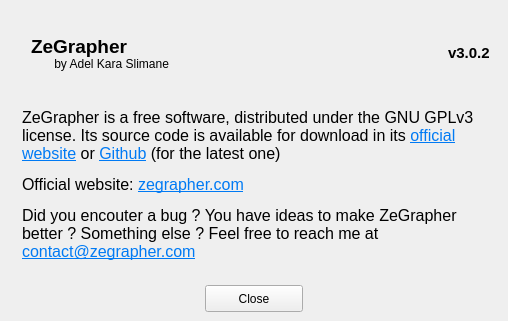
Old version of the form Windows/about.ui in the repository AdelKS/ZeGrapher.
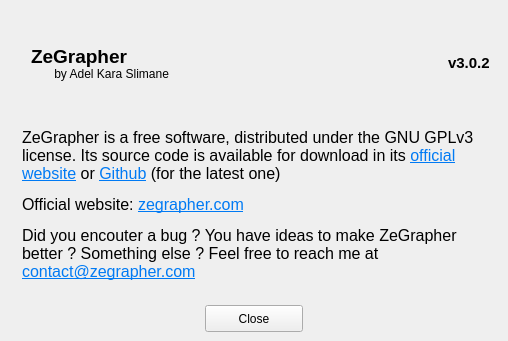
New version of the form.

Patch:
```diff
--- a/Windows/about.ui
+++ b/Windows/about.ui
@@ -7,7 +7,7 @@
     <x>0</x>
     <y>0</y>
     <width>508</width>
-    <height>321</height>
+    <height>341</height>
    </rect>
   </property>
   <property name="windowTitle">
```
Left out of the diff: 23 changed lines with no effect on the pictures.
